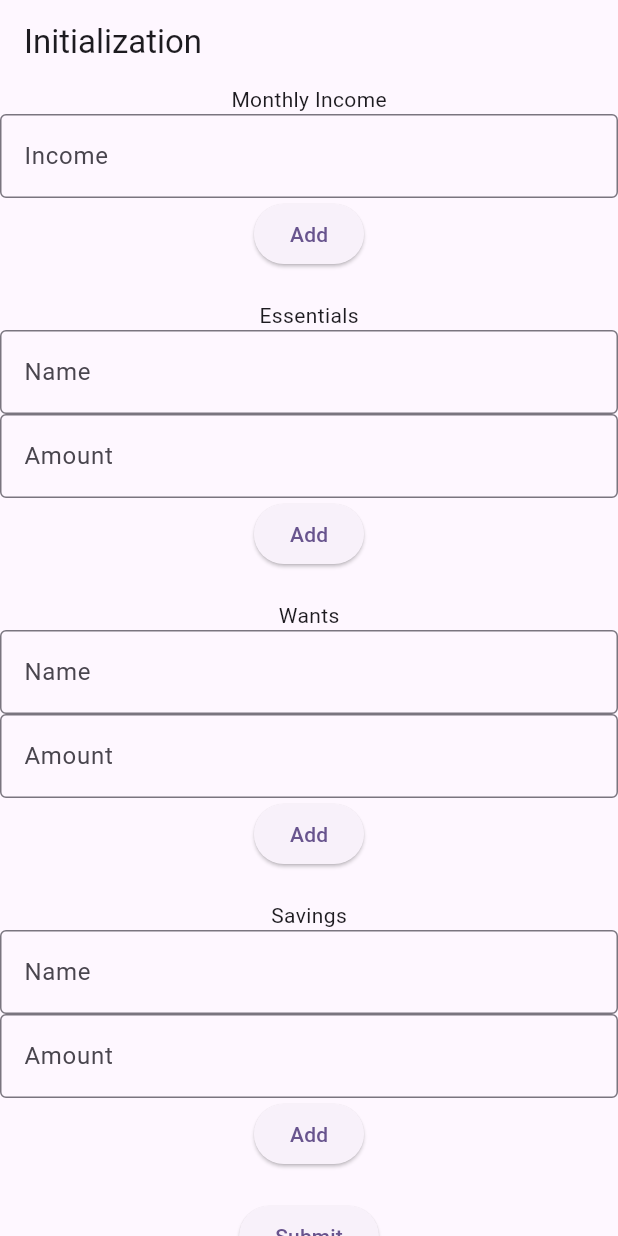
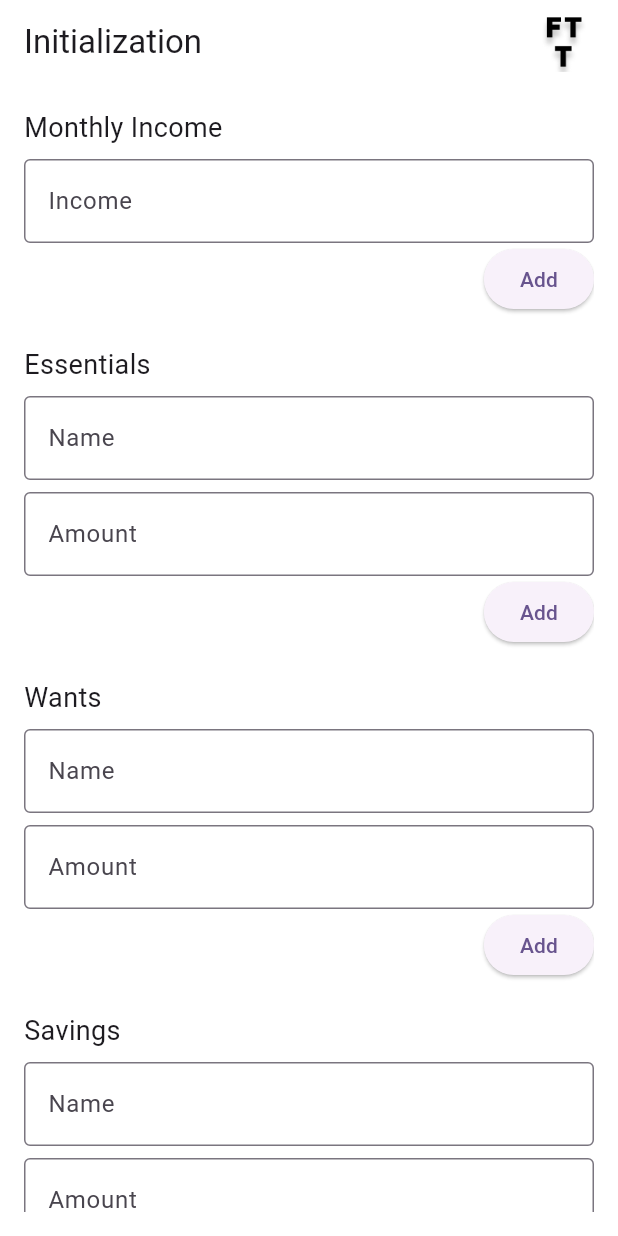
Before and after one commit to RezRak/FiftyThirtyTwenty, a Flutter app: the screen it shows after launch, on a phone screen of 412 x 824 dp. Run offline on Flutter 3.47's test engine with Material 3 defaults, Android fonts, the phone set to English and light mode, and no system bars; our stand-ins replace fl_chart, sqflite; accounts and stored records are empty.

Commit message:
Worked on Signup UI

```diff
--- a/lib/signup.dart
+++ b/lib/signup.dart
@@ -37,50 +37,74 @@ class _SignUpState extends State<SignUp> {
 Widget build(BuildContext context) {
   return Scaffold(
     appBar: AppBar(
+      backgroundColor: Colors.white,
       title: Text("Initialization"),
+      actions: [
+        Padding(
+          padding: const EdgeInsets.only(right: 16.0),
+          child: Image.asset(
+            'Image/FTT.png',
+            height: 40,
+            width: 40,
+          )
         ),
-      body: SingleChildScrollView( // Added to prevent overflow
-        child: Center(
+      ],
+    ),
+    backgroundColor: Colors.white,
+    body: Padding(
+      padding: const EdgeInsets.all(16.0),
+      child: SingleChildScrollView(
         child: Column(
-            mainAxisAlignment: MainAxisAlignment.center,
+          crossAxisAlignment: CrossAxisAlignment.start,
           children: <Widget>[
-              Text("Monthly Income"),
+            Text(
+              "Monthly Income",
+              style: TextStyle(fontSize: 18),
+            ),
+            SizedBox(height: 8),
             TextField(
               controller: incomeController,
-                obscureText: false,
               decoration: InputDecoration(
                 border: OutlineInputBorder(),
                 labelText: 'Income',
               ),
               keyboardType: TextInputType.number,
             ),
-              ElevatedButton(
+            Align(
+              alignment: Alignment.bottomRight,
+              child: ElevatedButton(
                 onPressed: () {
                   insertIncome(incomeController.text);
                   clearText('income');
                 },
                 child: Text("Add"),
               ),
+            ),
             SizedBox(height: 20),
-              Text("Essentials"),
+            Text(
+              "Essentials",
+              style: TextStyle(fontSize: 18),
+            ),
+            SizedBox(height: 8),
             TextField(
               controller: essentialNameController,
-                obscureText: false,
               decoration: InputDecoration(
                 border: OutlineInputBorder(),
                 labelText: 'Name',
               ),
             ),
+            SizedBox(height: 8),
             TextField(
               controller: essentialAmountController,
-                obscureText: false,
               decoration: InputDecoration(
                 border: OutlineInputBorder(),
                 labelText: 'Amount',
               ),
               keyboardType: TextInputType.number,
             ),
-              ElevatedButton(
+            Align(
+              alignment: Alignment.bottomRight,
+              child: ElevatedButton(
                 onPressed: () {
                   insertEssentials(
                       essentialNameController.text, essentialAmountController.text);
@@ -88,52 +112,65 @@ class _SignUpState extends State<SignUp> {
                 },
                 child: Text("Add"),
               ),
+            ),
             SizedBox(height: 20),
-              Text("Wants"),
+            Text(
+              "Wants",
+              style: TextStyle(fontSize: 18),
+            ),
+            SizedBox(height: 8),
             TextField(
               controller: wantNameController,
-                obscureText: false,
               decoration: InputDecoration(
                 border: OutlineInputBorder(),
                 labelText: 'Name',
               ),
             ),
+            SizedBox(height: 8),
             TextField(
               controller: wantAmountController,
-                obscureText: false,
               decoration: InputDecoration(
                 border: OutlineInputBorder(),
                 labelText: 'Amount',
               ),
               keyboardType: TextInputType.number,
             ),
-              ElevatedButton(
+            Align(
+              alignment: Alignment.bottomRight,
+              child: ElevatedButton(
                 onPressed: () {
-                  insertWants(wantNameController.text, wantAmountController.text);
+                  insertWants(
+                      wantNameController.text, wantAmountController.text);
                   clearText('want');
                 },
                 child: Text("Add"),
               ),
+            ),
             SizedBox(height: 20),
-              Text("Savings"),
+            Text(
+              "Savings",
+              style: TextStyle(fontSize: 18),
+            ),
+            SizedBox(height: 8),
             TextField(
               controller: savingNameController,
-                obscureText: false,
               decoration: InputDecoration(
                 border: OutlineInputBorder(),
                 labelText: 'Name',
               ),
             ),
+            SizedBox(height: 8),
             TextField(
               controller: savingAmountController,
-                obscureText: false,
               decoration: InputDecoration(
                 border: OutlineInputBorder(),
                 labelText: 'Amount',
               ),
               keyboardType: TextInputType.number,
             ),
-              ElevatedButton(
+            Align(
+              alignment: Alignment.bottomRight,
+              child: ElevatedButton(
                 onPressed: () {
                   insertSavings(
                       savingNameController.text, savingAmountController.text);
@@ -141,13 +178,19 @@ class _SignUpState extends State<SignUp> {
                 },
                 child: Text("Add"),
               ),
+            ),
             SizedBox(height: 20),
-              ElevatedButton(
+            Align(
+              alignment: Alignment.centerRight,
+              child: ElevatedButton(
                 onPressed: () {
                   Navigator.pushReplacement(
-                      context, MaterialPageRoute(builder: (context) => const Home()));
+                    context,
+                    MaterialPageRoute(builder: (context) => const Home()),
+                  );
                 },
                 child: Text("Submit"),
+              ),
             ),
           ],
         ),
--- a/pubspec.yaml
+++ b/pubspec.yaml
@@ -63,6 +63,8 @@ flutter:
   # the material Icons class.
   uses-material-design: true
 
+  assets:
+    - Image/FTT.png
   # To add assets to your application, add an assets section, like this:
   # assets:
   #   - images/a_dot_burr.jpeg
```
Also changed, not shown: Image/FTT.png (added). Lines whose indentation alone changed are shown as unchanged.
